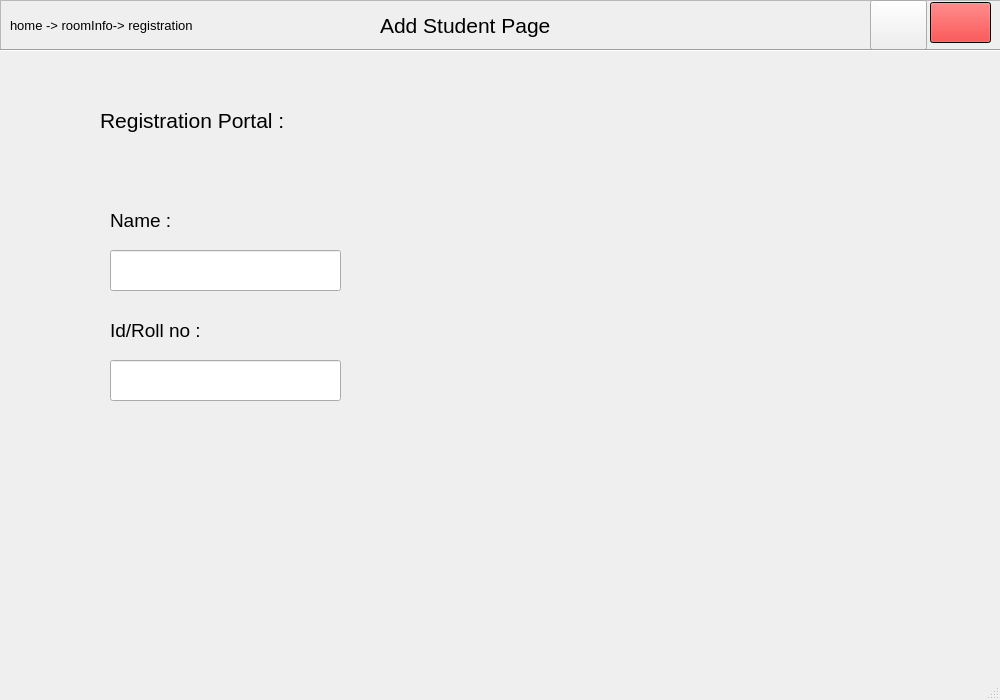
First picture: the form in src/frontend/addStudent.ui, repository Fayyez/Hazir-smart-attendance-management, before the edit.
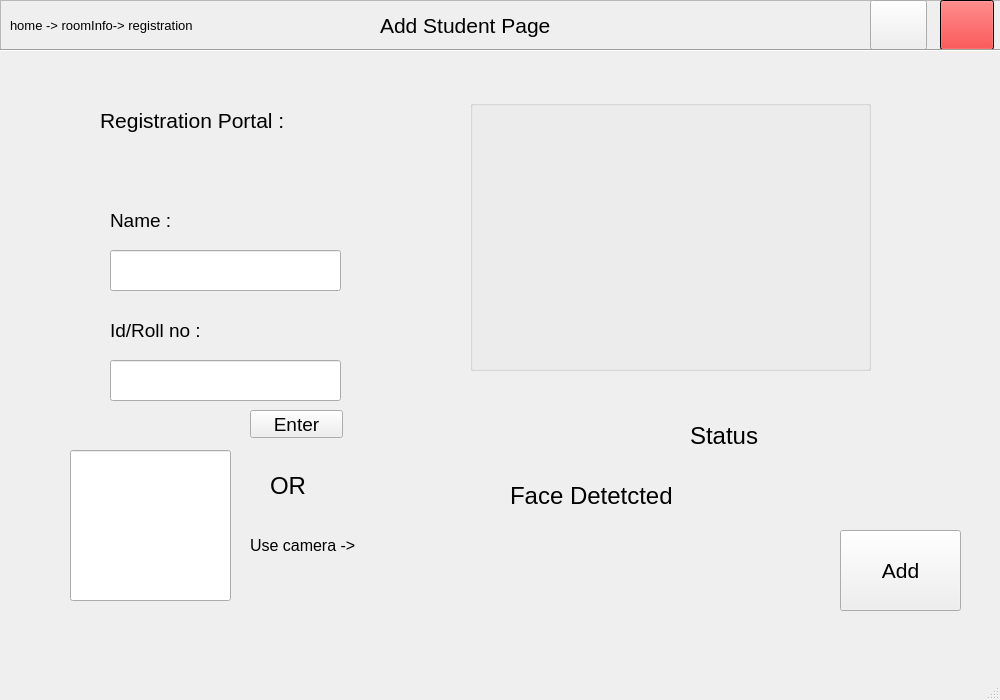
Second picture: the form after the edit. Icons and pictures are not drawn.

```diff
--- a/src/frontend/addStudent.ui
+++ b/src/frontend/addStudent.ui
@@ -40,10 +40,10 @@
    <widget class="QPushButton" name="hamburger_button">
     <property name="geometry">
      <rect>
-      <x>930</x>
-      <y>2</y>
-      <width>61</width>
-      <height>41</height>
+      <x>940</x>
+      <y>0</y>
+      <width>54</width>
+      <height>50</height>
      </rect>
     </property>
     <property name="palette">
@@ -592,7 +592,7 @@
       <string/>
      </property>
     </widget>
-    <widget class="QLabel" name="label_2">
+    <widget class="QLabel" name="name_heading">
      <property name="geometry">
       <rect>
        <x>50</x>
@@ -605,7 +605,7 @@
       <string>Name :</string>
      </property>
     </widget>
-    <widget class="QLabel" name="label_3">
+    <widget class="QLabel" name="id_heading">
      <property name="geometry">
       <rect>
        <x>50</x>
@@ -631,6 +631,68 @@
       <string/>
      </property>
     </widget>
+    <widget class="QLineEdit" name="lineEdit_3">
+     <property name="geometry">
+      <rect>
+       <x>10</x>
+       <y>280</y>
+       <width>161</width>
+       <height>151</height>
+      </rect>
+     </property>
+     <property name="dragEnabled">
+      <bool>true</bool>
+     </property>
+    </widget>
+    <widget class="QLabel" name="or_heading">
+     <property name="geometry">
+      <rect>
+       <x>210</x>
+       <y>290</y>
+       <width>71</width>
+       <height>51</height>
+      </rect>
+     </property>
+     <property name="font">
+      <font>
+       <pointsize>18</pointsize>
+      </font>
+     </property>
+     <property name="text">
+      <string>OR</string>
+     </property>
+    </widget>
+    <widget class="QLabel" name="useCamera_heading">
+     <property name="geometry">
+      <rect>
+       <x>190</x>
+       <y>350</y>
+       <width>151</width>
+       <height>51</height>
+      </rect>
+     </property>
+     <property name="font">
+      <font>
+       <pointsize>12</pointsize>
+      </font>
+     </property>
+     <property name="text">
+      <string>Use camera -&gt;</string>
+     </property>
+    </widget>
+    <widget class="QPushButton" name="enter_button">
+     <property name="geometry">
+      <rect>
+       <x>190</x>
+       <y>240</y>
+       <width>93</width>
+       <height>28</height>
+      </rect>
+     </property>
+     <property name="text">
+      <string>Enter</string>
+     </property>
+    </widget>
    </widget>
    <widget class="QLabel" name="label">
     <property name="geometry">
@@ -650,6 +712,177 @@
      <string>Registration Portal : </string>
     </property>
    </widget>
+   <widget class="QPushButton" name="pushButton">
+    <property name="geometry">
+     <rect>
+      <x>840</x>
+      <y>530</y>
+      <width>121</width>
+      <height>81</height>
+     </rect>
+    </property>
+    <property name="font">
+     <font>
+      <pointsize>16</pointsize>
+     </font>
+    </property>
+    <property name="mouseTracking">
+     <bool>true</bool>
+    </property>
+    <property name="autoFillBackground">
+     <bool>false</bool>
+    </property>
+    <property name="styleSheet">
+     <string notr="true"/>
+    </property>
+    <property name="text">
+     <string>Add</string>
+    </property>
+    <property name="shortcut">
+     <string>Return</string>
+    </property>
+   </widget>
+   <widget class="QGroupBox" name="gridGroupBox">
+    <property name="geometry">
+     <rect>
+      <x>470</x>
+      <y>100</y>
+      <width>401</width>
+      <height>271</height>
+     </rect>
+    </property>
+    <property name="palette">
+     <palette>
+      <active>
+       <colorrole role="Base">
+        <brush brushstyle="SolidPattern">
+         <color alpha="255">
+          <red>220</red>
+          <green>220</green>
+          <blue>220</blue>
+         </color>
+        </brush>
+       </colorrole>
+      </active>
+      <inactive>
+       <colorrole role="Base">
+        <brush brushstyle="SolidPattern">
+         <color alpha="255">
+          <red>220</red>
+          <green>220</green>
+          <blue>220</blue>
+         </color>
+        </brush>
+       </colorrole>
+      </inactive>
+      <disabled>
+       <colorrole role="Base">
+        <brush brushstyle="SolidPattern">
+         <color alpha="255">
+          <red>240</red>
+          <green>240</green>
+          <blue>240</blue>
+         </color>
+        </brush>
+       </colorrole>
+      </disabled>
+     </palette>
+    </property>
+    <layout class="QGridLayout" name="gridLayout"/>
+   </widget>
+   <widget class="QLabel" name="label">
+    <property name="geometry">
+     <rect>
+      <x>510</x>
+      <y>470</y>
+      <width>281</width>
+      <height>51</height>
+     </rect>
+    </property>
+    <property name="font">
+     <font>
+      <pointsize>18</pointsize>
+     </font>
+    </property>
+    <property name="text">
+     <string>Face Detetcted</string>
+    </property>
+   </widget>
+   <widget class="QLabel" name="label_2">
+    <property name="geometry">
+     <rect>
+      <x>540</x>
+      <y>410</y>
+      <width>71</width>
+      <height>51</height>
+     </rect>
+    </property>
+    <property name="palette">
+     <palette>
+      <active>
+       <colorrole role="Base">
+        <brush brushstyle="SolidPattern">
+         <color alpha="255">
+          <red>217</red>
+          <green>217</green>
+          <blue>217</blue>
+         </color>
+        </brush>
+       </colorrole>
+      </active>
+      <inactive>
+       <colorrole role="Base">
+        <brush brushstyle="SolidPattern">
+         <color alpha="255">
+          <red>217</red>
+          <green>217</green>
+          <blue>217</blue>
+         </color>
+        </brush>
+       </colorrole>
+      </inactive>
+      <disabled>
+       <colorrole role="Base">
+        <brush brushstyle="SolidPattern">
+         <color alpha="255">
+          <red>240</red>
+          <green>240</green>
+          <blue>240</blue>
+         </color>
+        </brush>
+       </colorrole>
+      </disabled>
+     </palette>
+    </property>
+    <property name="text">
+     <string/>
+    </property>
+    <property name="pixmap">
+     <pixmap>../assets/tick.png</pixmap>
+    </property>
+    <property name="scaledContents">
+     <bool>true</bool>
+    </property>
+   </widget>
+   <widget class="QLabel" name="label_3">
+    <property name="geometry">
+     <rect>
+      <x>690</x>
+      <y>410</y>
+      <width>141</width>
+      <height>51</height>
+     </rect>
+    </property>
+    <property name="font">
+     <font>
+      <pointsize>18</pointsize>
+     </font>
+    </property>
+    <property name="text">
+     <string>Status</string>
+    </property>
+   </widget>
+   <zorder>registration_portal_heading</zorder>
    <zorder>background_frame_top_1</zorder>
    <zorder>user_icon_button</zorder>
    <zorder>hamburger_button</zorder>
```
Left out of the diff: 10 changed lines with no effect on the pictures.
